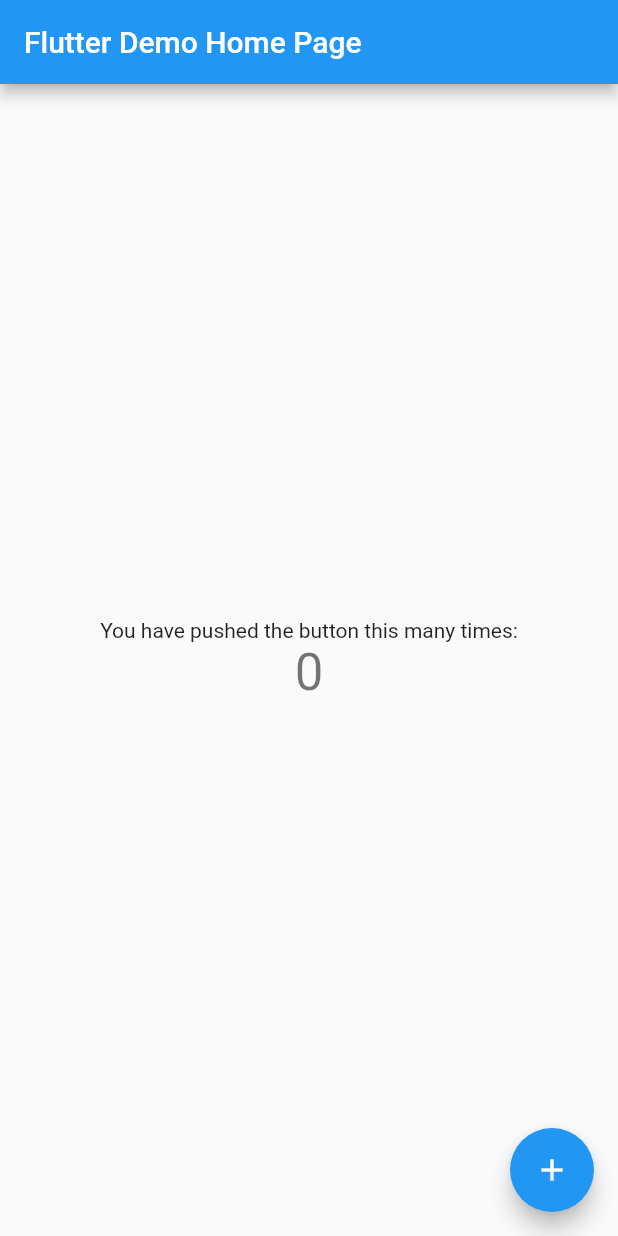
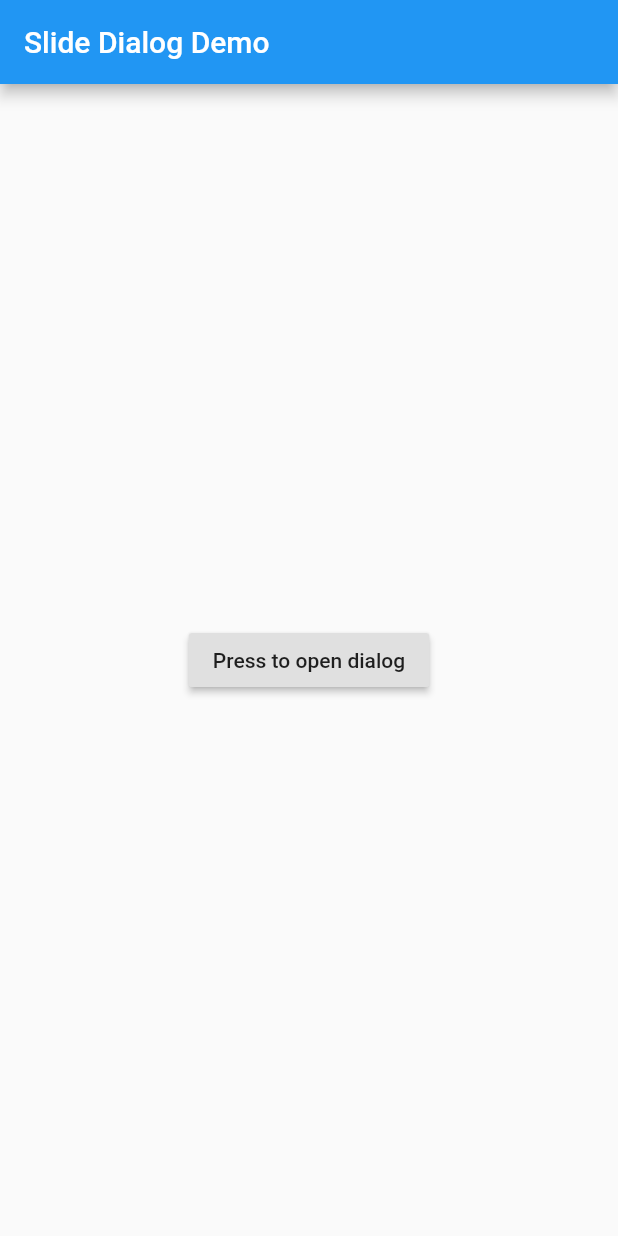
Before and after one commit to dhimasdewanto/slide_popup_dialog, a Flutter app: the screen it shows after launch, on a phone screen of 412 x 824 dp. Run offline on Flutter 3.47's test engine with Material 2 defaults, Android fonts, the phone set to English and light mode, and no system bars.

Commit message:
Update example

```diff
--- a/example/lib/main.dart
+++ b/example/lib/main.dart
@@ -1,111 +1,50 @@
 import 'package:flutter/material.dart';
+import 'package:slide_popup_dialog/slide_popup_dialog.dart' as slideDialog;
 
 void main() => runApp(MyApp());
 
 class MyApp extends StatelessWidget {
-  // This widget is the root of your application.
   @override
   Widget build(BuildContext context) {
     return MaterialApp(
-      title: 'Flutter Demo',
-      theme: ThemeData(
-        // This is the theme of your application.
-        //
-        // Try running your application with "flutter run". You'll see the
-        // application has a blue toolbar. Then, without quitting the app, try
-        // changing the primarySwatch below to Colors.green and then invoke
-        // "hot reload" (press "r" in the console where you ran "flutter run",
-        // or simply save your changes to "hot reload" in a Flutter IDE).
-        // Notice that the counter didn't reset back to zero; the application
-        // is not restarted.
-        primarySwatch: Colors.blue,
-      ),
-      home: MyHomePage(title: 'Flutter Demo Home Page'),
+      title: 'Slide Dialog Demo',
+      home: MyHomePage(title: 'Slide Dialog Demo'),
     );
   }
 }
 
 class MyHomePage extends StatefulWidget {
-  MyHomePage({Key key, this.title}) : super(key: key);
+  final String title;
 
-  // This widget is the home page of your application. It is stateful, meaning
-  // that it has a State object (defined below) that contains fields that affect
-  // how it looks.
-
-  // This class is the configuration for the state. It holds the values (in this
-  // case the title) provided by the parent (in this case the App widget) and
-  // used by the build method of the State. Fields in a Widget subclass are
-  // always marked "final".
-
-  final String title;
+  const MyHomePage({Key key, this.title}) : super(key: key);
 
   @override
   _MyHomePageState createState() => _MyHomePageState();
 }
 
 class _MyHomePageState extends State<MyHomePage> {
-  int _counter = 0;
-
-  void _incrementCounter() {
-    setState(() {
-      // This call to setState tells the Flutter framework that something has
-      // changed in this State, which causes it to rerun the build method below
-      // so that the display can reflect the updated values. If we changed
-      // _counter without calling setState(), then the build method would not be
-      // called again, and so nothing would appear to happen.
-      _counter++;
-    });
-  }
-
   @override
   Widget build(BuildContext context) {
-    // This method is rerun every time setState is called, for instance as done
-    // by the _incrementCounter method above.
-    //
-    // The Flutter framework has been optimized to make rerunning build methods
-    // fast, so that you can just rebuild anything that needs updating rather
-    // than having to individually change instances of widgets.
     return Scaffold(
       appBar: AppBar(
-        // Here we take the value from the MyHomePage object that was created by
-        // the App.build method, and use it to set our appbar title.
         title: Text(widget.title),
       ),
       body: Center(
-        // Center is a layout widget. It takes a single child and positions it
-        // in the middle of the parent.
-        child: Column(
-          // Column is also layout widget. It takes a list of children and
-          // arranges them vertically. By default, it sizes itself to fit its
-          // children horizontally, and tries to be as tall as its parent.
-          //
-          // Invoke "debug painting" (press "p" in the console, choose the
-          // "Toggle Debug Paint" action from the Flutter Inspector in Android
-          // Studio, or the "Toggle Debug Paint" command in Visual Studio Code)
-          // to see the wireframe for each widget.
-          //
-          // Column has various properties to control how it sizes itself and
-          // how it positions its children. Here we use mainAxisAlignment to
-          // center the children vertically; the main axis here is the vertical
-          // axis because Columns are vertical (the cross axis would be
-          // horizontal).
-          mainAxisAlignment: MainAxisAlignment.center,
-          children: <Widget>[
-            Text(
-              'You have pushed the button this many times:',
-            ),
-            Text(
-              '$_counter',
-              style: Theme.of(context).textTheme.display1,
-            ),
-          ],
+        child: RaisedButton(
+          child: Text("Press to open dialog"),
+          onPressed: _showDialog,
         ),
       ),
-      floatingActionButton: FloatingActionButton(
-        onPressed: _incrementCounter,
-        tooltip: 'Increment',
-        child: Icon(Icons.add),
-      ), // This trailing comma makes auto-formatting nicer for build methods.
+    );
+  }
+
+  void _showDialog() {
+    slideDialog.showSlideDialog(
+      context: context,
+      child: Text("Hello World"),
+      // barrierColor: Colors.white.withOpacity(0.7),
+      // pillColor: Colors.red,
+      // backgroundColor: Colors.yellow,
     );
   }
 }
--- a/example/pubspec.yaml
+++ b/example/pubspec.yaml
@@ -23,6 +23,9 @@ dependencies:
   # The following adds the Cupertino Icons font to your application.
   # Use with the CupertinoIcons class for iOS style icons.
   cupertino_icons: ^0.1.2
+
+  slide_popup_dialog:
+    path: ..
 
 dev_dependencies:
   flutter_test:
```
Also changed, not shown: example/pubspec.lock.
